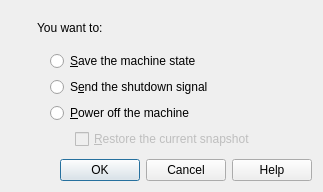
First picture: the form in vbox/src/VBox/Frontends/VirtualBox/ui/VBoxCloseVMDlg.ui, repository jljuxgm/vboxgit, before the edit.
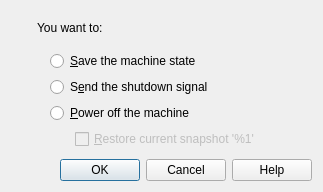
Second picture: the form after the edit. Icons and pictures are not drawn. Custom widgets are drawn as their Qt base class.

Commit message:
commit_24733 ------------------------------------------------------------------------ r24733 | vboxsync | 2009-11-18 03:01:52 +0800 (Wed, 18 Nov 2009) | 1 line
FE/Qt4: VM Close Dialog: current snapshot 'name' included into check-box text.
------------------------------------------------------------------------

Diff of the .ui file:
```diff
--- a/vbox/src/VBox/Frontends/VirtualBox/ui/VBoxCloseVMDlg.ui
+++ b/vbox/src/VBox/Frontends/VirtualBox/ui/VBoxCloseVMDlg.ui
@@ -207,7 +207,7 @@
             <string>&lt;p>When checked, the machine state will be restored from the state stored in the current snapshot right after it is turned off. This is useful if you are sure that you want to discard the results of your last sessions and go back to the current snapshot.&lt;/p></string>
            </property>
            <property name="text" >
-            <string>&amp;Restore the current snapshot</string>
+            <string>&amp;Restore current snapshot '%1'</string>
            </property>
           </widget>
          </item>
```
The commit also changes 1 other file.
